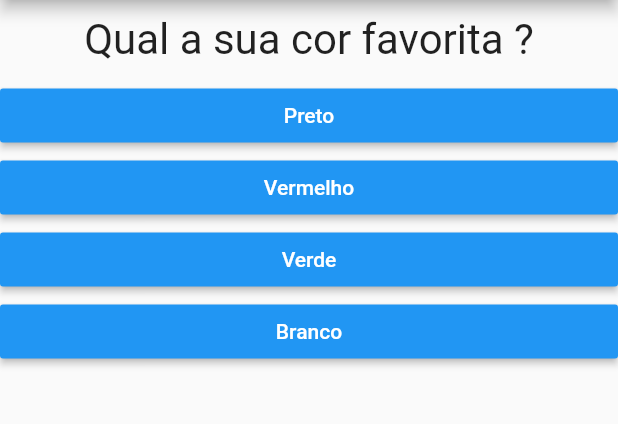
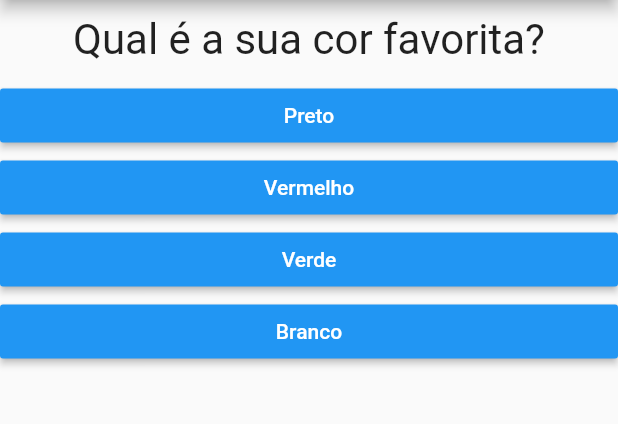
Before and after one commit to amedes-junior/projeto_perguntas, a Flutter app: the screen it shows after launch, on a phone screen of 412 x 824 dp, the part 84-508 px from its top. Run offline on Flutter 3.47's test engine with Material 2 defaults, Android fonts, the phone set to English and light mode, and no system bars.

```diff
--- a/lib/main.dart
+++ b/lib/main.dart
@@ -1,6 +1,6 @@
 import 'package:flutter/material.dart';
-import 'package:projeto_perguntas/resultado.dart';
-import 'package:projeto_perguntas/questionario.dart';
+import './questionario.dart';
+import './resultado.dart';
 
 main() => runApp(PerguntaApp());
 
@@ -8,16 +8,31 @@ class _PerguntaAppState extends State<PerguntaApp> {
   var _perguntaSelecionada = 0;
   final _perguntas = const [
     {
-      'texto': 'Qual a sua cor favorita ?',
-      'respostas': ['Preto', 'Vermelho', 'Verde', 'Branco']
+      'texto': 'Qual é a sua cor favorita?',
+      'respostas': [
+        {'texto': 'Preto', 'nota': 10},
+        {'texto': 'Vermelho', 'nota': 5},
+        {'texto': 'Verde', 'nota': 3},
+        {'texto': 'Branco', 'nota': 1},
+      ],
     },
     {
-      'texto': 'Qual o seu animal favorito ?',
-      'respostas': ['Coelho', 'Cobra', 'Elefante', 'Leão']
+      'texto': 'Qual é o seu animal favorito?',
+      'respostas': [
+        {'texto': 'Coelho', 'nota': 10},
+        {'texto': 'Cobra', 'nota': 5},
+        {'texto': 'Elefante', 'nota': 3},
+        {'texto': 'Leão', 'nota': 1},
+      ],
     },
     {
-      'texto': 'Qual o seu instrutor favorito ?',
-      'respostas': ['Maria', 'João', 'Leo', 'Pedro']
+      'texto': 'Qual é o seu instrutor favorito?',
+      'respostas': [
+        {'texto': 'Leo', 'nota': 10},
+        {'texto': 'Maria', 'nota': 5},
+        {'texto': 'João', 'nota': 3},
+        {'texto': 'Pedro', 'nota': 1},
+      ],
     }
   ];
 
@@ -26,7 +41,6 @@ class _PerguntaAppState extends State<PerguntaApp> {
       setState(() {
         _perguntaSelecionada++;
       });
-      print(temPerguntaSelecionada);
     }
   }
 
@@ -35,7 +49,7 @@ class _PerguntaAppState extends State<PerguntaApp> {
   }
 
   @override
-  Widget build(BuildContext conext) {
+  Widget build(BuildContext context) {
     return MaterialApp(
       home: Scaffold(
         appBar: AppBar(
@@ -45,16 +59,16 @@ class _PerguntaAppState extends State<PerguntaApp> {
             ? Questionario(
                 perguntas: _perguntas,
                 perguntaSelecionada: _perguntaSelecionada,
-                  quandoResponder: _responder,
+                quantoResponder: _responder,
               )
-              : Resultado()),
+            : Resultado(),
+      ),
     );
   }
 }
 
 class PerguntaApp extends StatefulWidget {
-  @override
   _PerguntaAppState createState() {
-    return new _PerguntaAppState();
+    return _PerguntaAppState();
   }
 }
--- a/lib/questionario.dart
+++ b/lib/questionario.dart
@@ -1,17 +1,17 @@
 import 'package:flutter/material.dart';
-
-import 'questao.dart';
-import 'resposta.dart';
+import './questao.dart';
+import './resposta.dart';
 
 class Questionario extends StatelessWidget {
   final List<Map<String, Object>> perguntas;
   final int perguntaSelecionada;
-  final void Function() quandoResponder;
+  final void Function() quantoResponder;
 
-  Questionario(
-      {@required this.perguntas,
-      @required this.perguntaSelecionada,
-      @required this.quandoResponder});
+  Questionario({
+    @required this.perguntas,
+    @required this.perguntaSelecionada,
+    @required this.quantoResponder,
+  });
 
   bool get temPerguntaSelecionada {
     return perguntaSelecionada < perguntas.length;
@@ -19,14 +19,16 @@ class Questionario extends StatelessWidget {
 
   @override
   Widget build(BuildContext context) {
-    List<String> respostas = temPerguntaSelecionada
+    List<Map<String, Object>> respostas = temPerguntaSelecionada
         ? perguntas[perguntaSelecionada]['respostas']
         : null;
 
     return Column(
       children: <Widget>[
         Questao(perguntas[perguntaSelecionada]['texto']),
-        ...respostas.map((t) => Resposta(t, quandoResponder)).toList(),
+        ...respostas
+            .map((resp) => Resposta(resp['texto'], quantoResponder))
+            .toList(),
       ],
     );
   }
```
Lines whose indentation alone changed are shown as unchanged.
